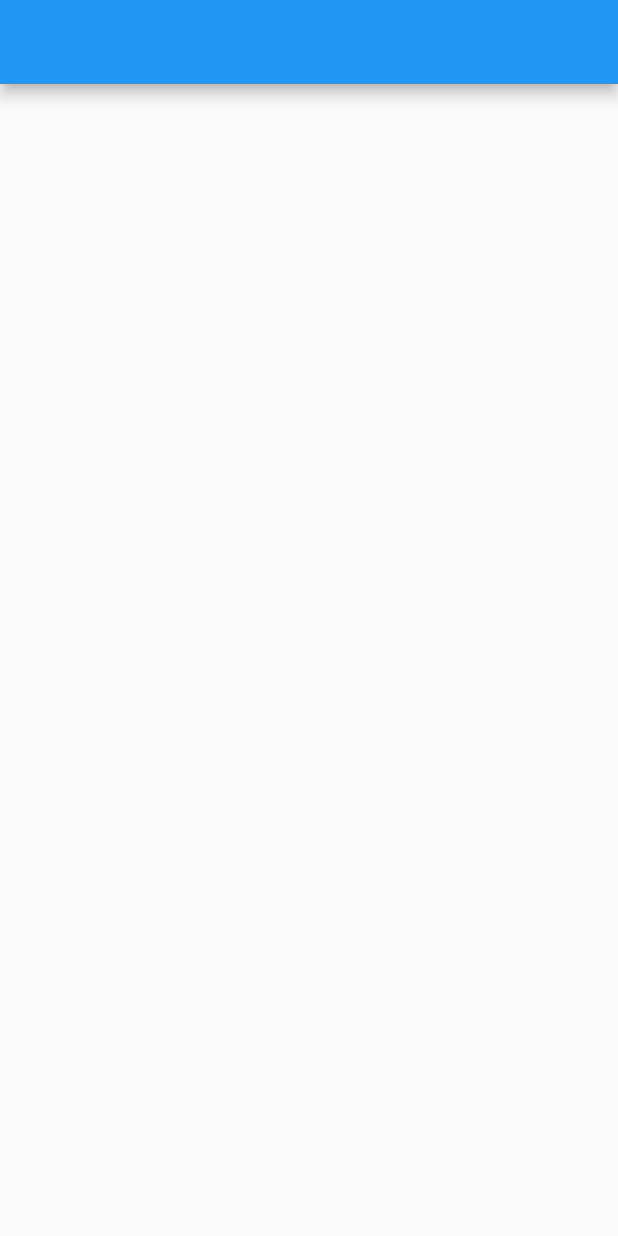
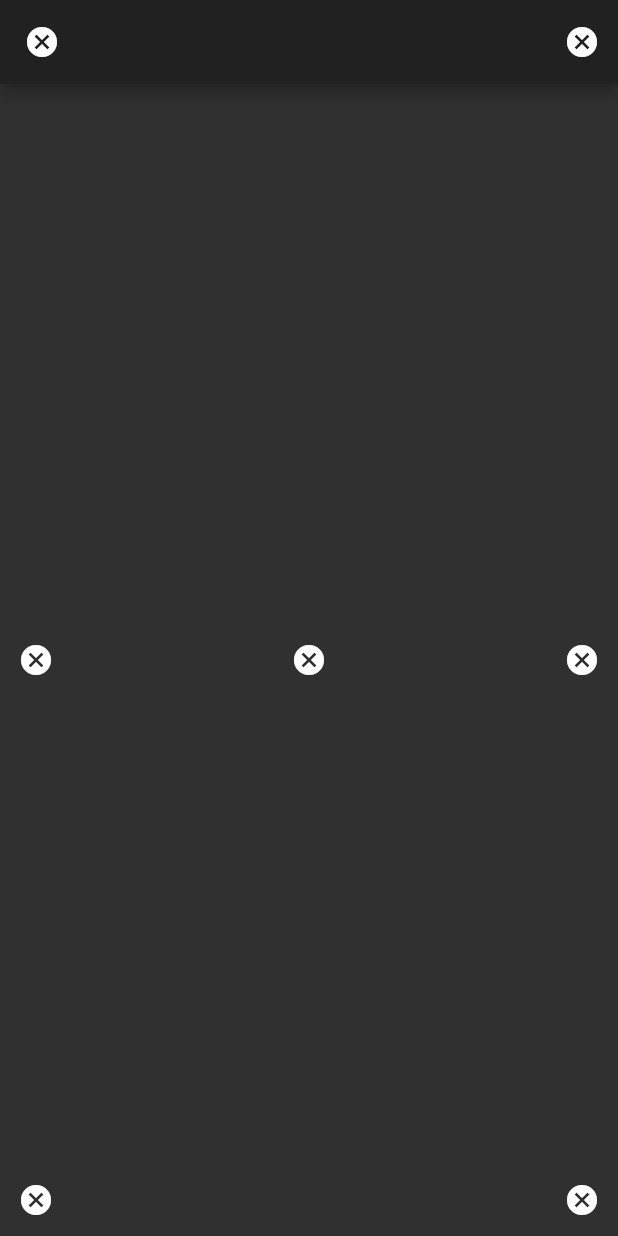
Before and after one commit to matrixdekoder/flutter_ui_challenge_radial_menu, a Flutter app: the screen it shows after launch, on a phone screen of 412 x 824 dp. Run offline on Flutter 3.47's test engine with Material 2 defaults, Android fonts, the phone set to English and light mode, and no system bars.

```diff
--- a/lib/main.dart
+++ b/lib/main.dart
@@ -8,6 +8,7 @@ class MyApp extends StatelessWidget {
     return new MaterialApp(
       title: 'Radial Menu',
       theme: new ThemeData(
+        brightness: Brightness.dark,
         primarySwatch: Colors.blue,
       ),
       home: new MyHomePage(),
@@ -16,21 +17,62 @@ class MyApp extends StatelessWidget {
 }
 
 class MyHomePage extends StatefulWidget {
-
   @override
   _MyHomePageState createState() => new _MyHomePageState();
 }
 
 class _MyHomePageState extends State<MyHomePage> {
+  Widget _buildMenu() {
+    return IconButton(
+      icon: Icon(
+        Icons.cancel,
+      ),
+      onPressed: () {},
+    );
+  }
 
   @override
   Widget build(BuildContext context) {
-    return new Scaffold(
-      appBar: new AppBar(
-        title: new Text(''),
+    return Scaffold(
+      appBar: AppBar(
+        leading: _buildMenu(),
+        title: Text(''),
+        actions: <Widget>[
+          _buildMenu(),
+        ],
       ),
-      body: new Center(
+      body: Stack(
+        children: <Widget>[
+          // Center
+          Align(
+            alignment: Alignment.center,
+            child: _buildMenu(),
+          ),
 
+          // Middle Left
+          Align(
+            alignment: Alignment.centerLeft,
+            child: _buildMenu(),
+          ),
+
+          // Middle Right
+          Align(
+            alignment: Alignment.centerRight,
+            child: _buildMenu(),
+          ),
+
+          // Bottom Left
+          Align(
+            alignment: Alignment.bottomLeft,
+            child: _buildMenu(),
+          ),
+
+          // Bottom Right
+          Align(
+            alignment: Alignment.bottomRight,
+            child: _buildMenu(),
+          ),
+        ],
       ),
     );
   }
```
Also changed, not shown: pubspec.lock.
